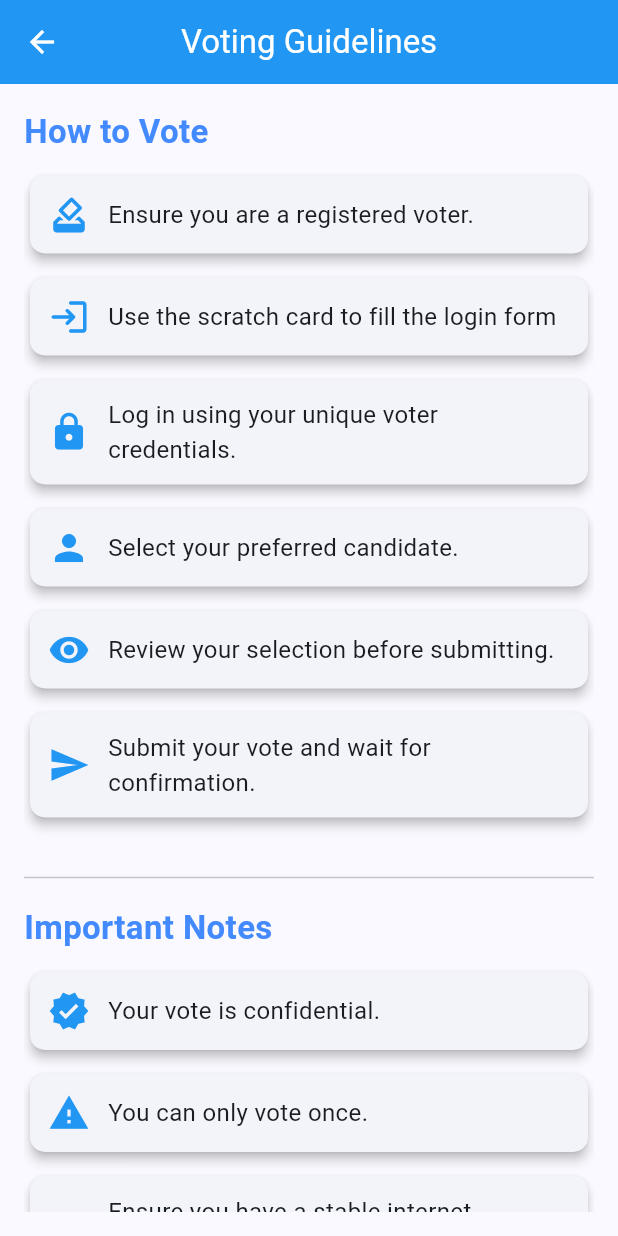
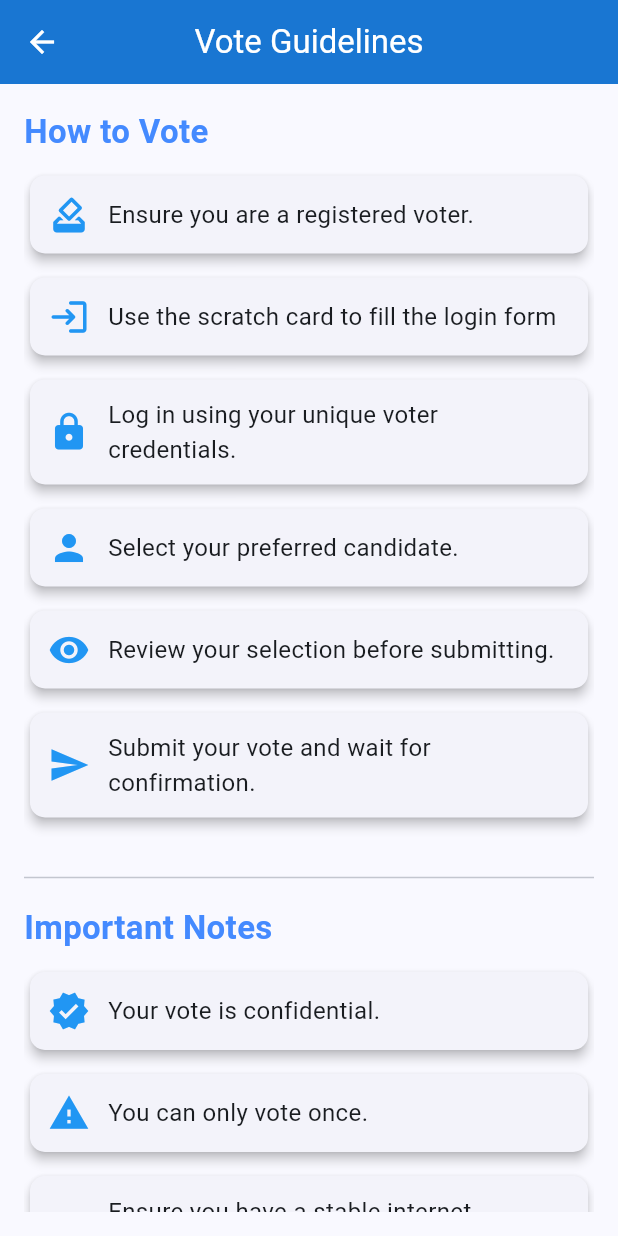
Before and after one commit to lakshannaveen/evotemobile, a Flutter app: the GuidelinePage screen opened by its route, on a phone screen of 412 x 824 dp. Run offline on Flutter 3.47's test engine with Material 3 defaults, Android fonts, the phone set to English and light mode, and no system bars; our stand-ins replace cloud_firestore, file_picker, firebase_core, fl_chart, percent_indicator; missing offline and left inert: bcrypt, dart_jsonwebtoken; accounts and stored records are empty.

Commit message:
Update Guidlines.dart

```diff
--- a/lib/pages/Guidlines.dart
+++ b/lib/pages/Guidlines.dart
@@ -7,8 +7,7 @@ class GuidelinePage extends StatelessWidget {
   Widget build(BuildContext context) {
     return Scaffold(
       appBar: AppBar(
-        title: const Text('Voting Guidelines'),
-        backgroundColor: Colors.blue,
+        title: const Text('Vote Guidelines'),
         centerTitle: true,
       ),
       body: Padding(
```
